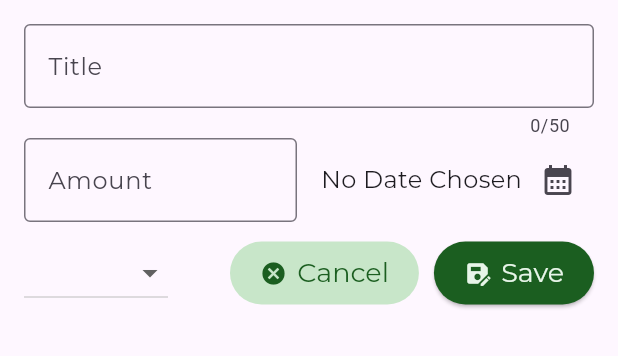
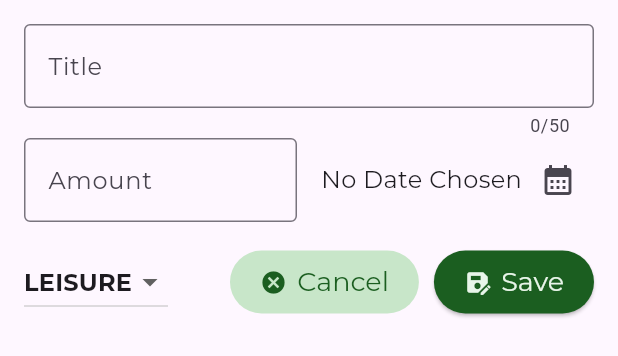
Before and after one commit to thanhnd3103/Flutter, a Flutter app: the AddExpense widget shown alone on an empty page, opened directly, on a phone screen of 412 x 824 dp. Shown: the top 356 px of the screen. Run offline on Flutter 3.47's test engine with Material 3 defaults, Android fonts, the phone set to English and light mode, and no system bars; our stand-ins replace google_fonts.

Commit message:
UI: Add some spacing

```diff
--- a/cat_03_expense_tracker/lib/widgets/modals/add_expense.dart
+++ b/cat_03_expense_tracker/lib/widgets/modals/add_expense.dart
@@ -101,10 +101,11 @@ class _AddExpenseState extends State<AddExpense> {
               ),
             ],
           ),
-          const SizedBox(height: 10),
+          const SizedBox(height: 16),
           Row(
             children: [
               DropdownButton(
+                value: _selectedCategory,
                 items: Category.values
                     .map(
                       (item) => DropdownMenuItem(
```
